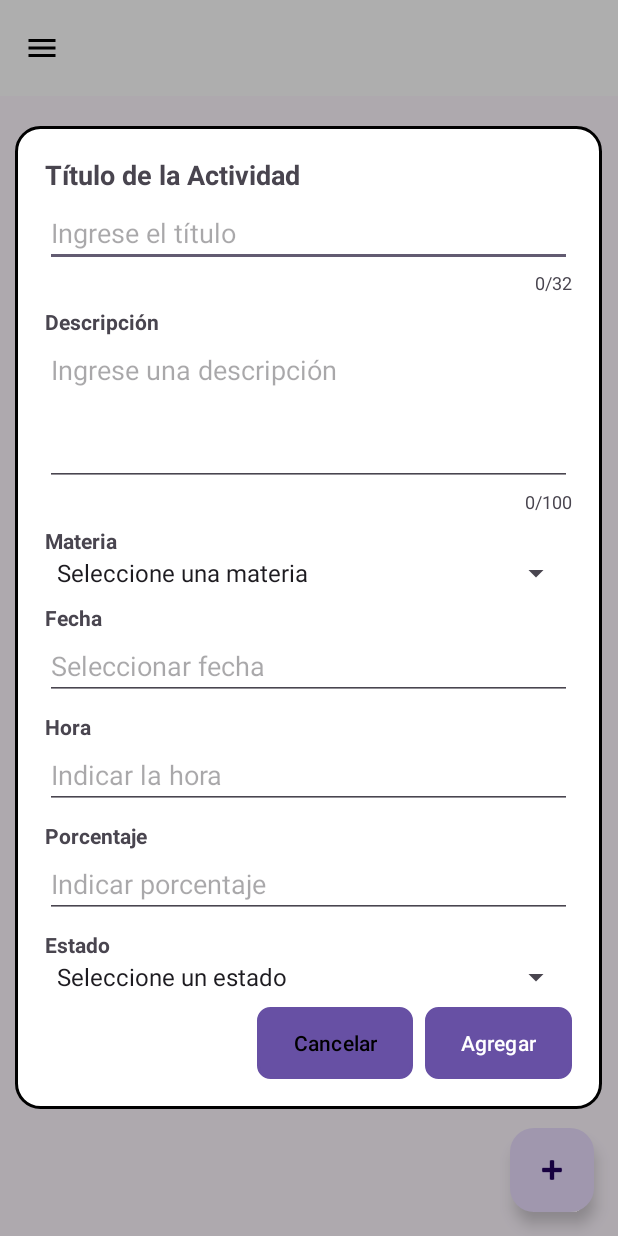
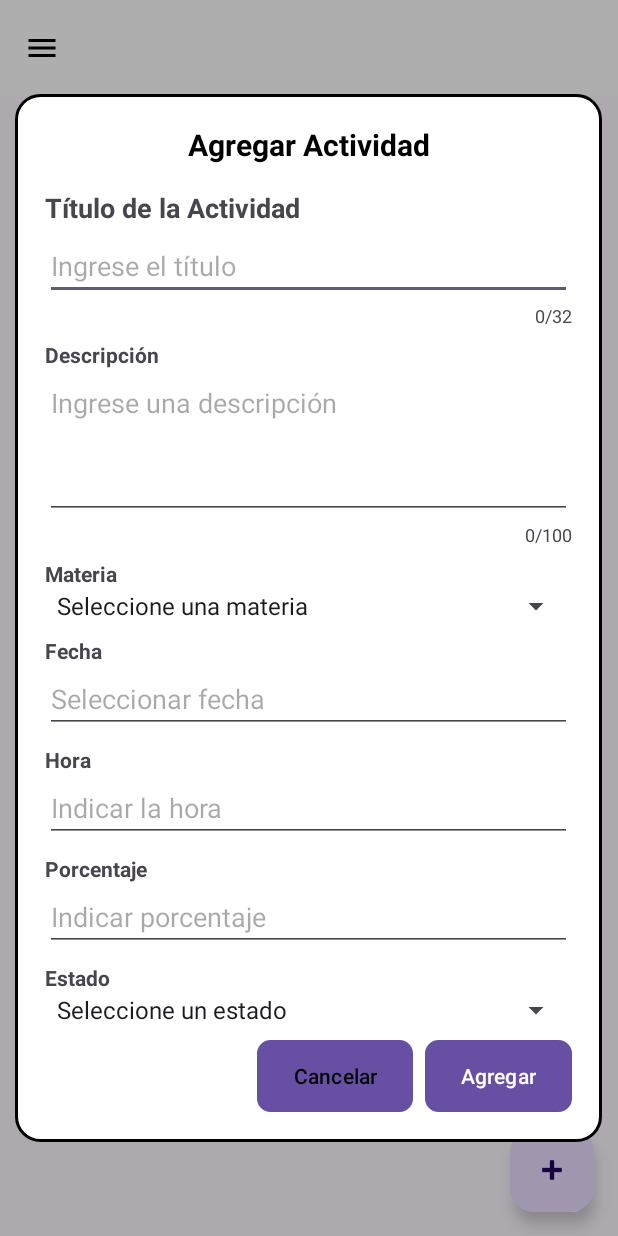
Before and after one commit to Carlos-Alvarenga721/Proyecto_Moviles, an Android app: the ActivitiesActivity screen opened directly, with no data from a screen before it, after a tap on "Agregar Actividad", on a phone screen of 412 x 824 dp. Run offline under Robolectric (Android 15) with nearby library versions, the phone set to English and light mode, and no system bars; our stand-ins replace Firebase (no records; nobody signed in at launch, a user with empty details on screens opened directly).

Commit message:
Agregar la edicion de las evaluaciones

```diff
--- a/app/src/main/java/com/example/proyecto_kotlin_dsm/ActivitiesActivity.kt
+++ b/app/src/main/java/com/example/proyecto_kotlin_dsm/ActivitiesActivity.kt
@@ -60,7 +60,7 @@ class ActivitiesActivity : AppCompatActivity() {
         obtenerEvaluacionesDeFirebase()
 
         findViewById<FloatingActionButton>(R.id.fab_agregar).setOnClickListener {
-            mostrarModalAgregarEvaluacion()
+            mostrarModalEvaluacion()
         }
     }
 
@@ -92,7 +92,9 @@ class ActivitiesActivity : AppCompatActivity() {
         })
     }
 
-    private fun mostrarModalAgregarEvaluacion() {
+    // Función unificada para mostrar el modal (agregar o editar)
+    private fun mostrarModalEvaluacion(evaluacion: Evaluacion? = null) {
+        val esEdicion = evaluacion != null
         val builder = AlertDialog.Builder(this)
         val inflater = LayoutInflater.from(this)
         val view = inflater.inflate(R.layout.modal_agregar_actividad, null)
@@ -100,8 +102,14 @@ class ActivitiesActivity : AppCompatActivity() {
         builder.setView(view)
         val dialog = builder.create()
 
-        // Configurar el fondo del diálogo como transparente para que solo se vea nuestro layout con bordes redondeados
+        // Configurar el fondo del diálogo como transparente
         dialog.window?.setBackgroundDrawableResource(android.R.color.transparent)
+
+        // Cambiar el título del botón según sea agregar o editar
+        val btnAgregar = view.findViewById<Button>(R.id.btnAgregar)
+        if (esEdicion) {
+            btnAgregar.text = "Actualizar"
+        }
 
         // Configurar los elementos del modal
         val etTitulo = view.findViewById<EditText>(R.id.etTitulo)
@@ -114,9 +122,14 @@ class ActivitiesActivity : AppCompatActivity() {
         val layoutNota = view.findViewById<LinearLayout>(R.id.layoutNota)
         val etNota = view.findViewById<EditText>(R.id.etNota)
         val btnCancelar = view.findViewById<Button>(R.id.btnCancelar)
-        val btnAgregar = view.findViewById<Button>(R.id.btnAgregar)
         val contadorTitulo = view.findViewById<TextView>(R.id.contadorTitulo)
         val contadorDescripcion = view.findViewById<TextView>(R.id.contadorDescripcion)
+
+        // Título del modal (cambia según sea agregar o editar)
+        val tituloModal = view.findViewById<TextView>(R.id.tituloModal)
+        if (tituloModal != null) {
+            tituloModal.text = if (esEdicion) "Editar Actividad" else "Agregar Actividad"
+        }
 
         // Configurar el adaptador para el spinner de materias
         val materiaAdapter = ArrayAdapter(
@@ -145,7 +158,9 @@ class ActivitiesActivity : AppCompatActivity() {
                     layoutNota.visibility = View.VISIBLE
                 } else {
                     layoutNota.visibility = View.GONE
-                    etNota.setText("") // lógica secundaria
+                    if (!esEdicion) {
+                        etNota.setText("") // Solo resetear si no estamos en modo edición
+                    }
                 }
             }
 
@@ -221,6 +236,33 @@ class ActivitiesActivity : AppCompatActivity() {
             porcentajeDialog.show()
         }
 
+        // Si estamos en modo edición, rellenar los campos con los datos existentes
+        if (esEdicion) {
+            etTitulo.setText(evaluacion?.titulo)
+            etDescripcion.setText(evaluacion?.descripcion ?: "")  // Asumiendo que añadirás el campo descripción
+            etFecha.setText(evaluacion?.fecha)
+            etHora.setText(evaluacion?.hora)
+            etPorcentaje.setText(evaluacion?.porcentaje)
+
+            // Seleccionar la materia correcta en el spinner
+            val materiaIndex = listaMaterias.indexOf(evaluacion?.materia)
+            if (materiaIndex >= 0) {
+                spinnerMateria.setSelection(materiaIndex)
+            }
+
+            // Seleccionar el estado correcto en el spinner
+            val estadoIndex = estadosArray.indexOf(evaluacion?.estado)
+            if (estadoIndex >= 0) {
+                spinnerEstado.setSelection(estadoIndex)
+            }
+
+            // Si el estado es "Realizada", mostrar y establecer la nota
+            if (evaluacion?.estado == "Realizada") {
+                layoutNota.visibility = View.VISIBLE
+                etNota.setText(evaluacion.nota.toString())
+            }
+        }
+
         btnCancelar.setOnClickListener {
             dialog.dismiss()
         }
@@ -289,9 +331,10 @@ class ActivitiesActivity : AppCompatActivity() {
             }
 
             // Crear objeto evaluación
-            val evaluacion = Evaluacion(
-                id = "",  // Firebase asignará el ID
+            val nuevaEvaluacion = Evaluacion(
+                id = evaluacion?.id ?: "",  // Usar ID existente en caso de edición
                 titulo = titulo,
+                descripcion = descripcion,
                 materia = materia,
                 fecha = fecha,
                 hora = hora,
@@ -300,7 +343,12 @@ class ActivitiesActivity : AppCompatActivity() {
                 nota = nota
             )
 
-            guardarEvaluacionEnFirebase(evaluacion)
+            if (esEdicion) {
+                actualizarEvaluacionEnFirebase(nuevaEvaluacion)
+            } else {
+                guardarEvaluacionEnFirebase(nuevaEvaluacion)
+            }
+
             dialog.dismiss()
         }
 
@@ -325,6 +373,23 @@ class ActivitiesActivity : AppCompatActivity() {
             }
     }
 
+    private fun actualizarEvaluacionEnFirebase(evaluacion: Evaluacion) {
+        val userId = auth.currentUser?.uid ?: return
+        val evaluacionId = evaluacion.id
+        if (evaluacionId.isEmpty()) return
+
+        database = FirebaseDatabase.getInstance().getReference("evaluaciones").child(userId)
+
+        database.child(evaluacionId).setValue(evaluacion)
+            .addOnSuccessListener {
+                Toast.makeText(this, "Evaluación actualizada", Toast.LENGTH_SHORT).show()
+                obtenerEvaluacionesDeFirebase()
+            }
+            .addOnFailureListener {
+                Toast.makeText(this, "Error al actualizar evaluación: ${it.message}", Toast.LENGTH_SHORT).show()
+            }
+    }
+
     private fun obtenerEvaluacionesDeFirebase() {
         val userId = auth.currentUser?.uid ?: return
         database = FirebaseDatabase.getInstance().getReference("evaluaciones").child(userId)
@@ -336,7 +401,11 @@ class ActivitiesActivity : AppCompatActivity() {
                     val evaluacion = evaluacionSnapshot.getValue(Evaluacion::class.java)
                     evaluacion?.let { listaEvaluaciones.add(it) }
                 }
-                recyclerViewEvaluacion.adapter = EvaluacionAdapter(listaEvaluaciones)
+                // Actualizar el adaptador con la nueva lista y el listener para manejar clicks
+                recyclerViewEvaluacion.adapter = EvaluacionAdapter(listaEvaluaciones) { evaluacion ->
+                    // Este lambda se ejecuta cuando se hace clic en un elemento
+                    mostrarModalEvaluacion(evaluacion)
+                }
             }
 
             override fun onCancelled(error: DatabaseError) {
--- a/app/src/main/java/com/example/proyecto_kotlin_dsm/activitiesAdapter/Evaluacion.kt
+++ b/app/src/main/java/com/example/proyecto_kotlin_dsm/activitiesAdapter/Evaluacion.kt
@@ -1,7 +1,7 @@
-
 data class Evaluacion(
-    val id: String = "",        // <--- este campo es el key de Firebase
+    val id: String = "",
     val titulo: String = "",
+    val descripcion: String = "",
     val materia: String = "",
     val fecha: String = "",
     val hora: String = "",
--- a/app/src/main/java/com/example/proyecto_kotlin_dsm/activitiesAdapter/EvaluacionAdapter.kt
+++ b/app/src/main/java/com/example/proyecto_kotlin_dsm/activitiesAdapter/EvaluacionAdapter.kt
@@ -9,8 +9,10 @@ import android.widget.TextView
 import androidx.recyclerview.widget.RecyclerView
 import com.example.proyecto_kotlin_dsm.R
 
-class EvaluacionAdapter(private val evaluaciones: List<Evaluacion>) :
-    RecyclerView.Adapter<EvaluacionAdapter.EvaluacionViewHolder>() {
+class EvaluacionAdapter(
+    private val evaluaciones: List<Evaluacion>,
+    private val onItemClick: (Evaluacion) -> Unit
+) : RecyclerView.Adapter<EvaluacionAdapter.EvaluacionViewHolder>() {
 
     inner class EvaluacionViewHolder(view: View) : RecyclerView.ViewHolder(view) {
         val tvTitulo: TextView = view.findViewById(R.id.tvTitulo)
@@ -19,6 +21,16 @@ class EvaluacionAdapter(private val evaluaciones: List<Evaluacion>) :
         val tvMateria: TextView = view.findViewById(R.id.tvMateria)
         val tvHora: TextView = view.findViewById(R.id.tvHora)
         val tvNota: TextView = view.findViewById(R.id.tvNota)
+
+        init {
+            // Configurar listener de clic para todo el elemento
+            view.setOnClickListener {
+                val position = adapterPosition
+                if (position != RecyclerView.NO_POSITION) {
+                    onItemClick(evaluaciones[position])
+                }
+            }
+        }
     }
 
     override fun onCreateViewHolder(parent: ViewGroup, viewType: Int): EvaluacionViewHolder {
--- a/app/src/main/res/layout/modal_agregar_actividad.xml
+++ b/app/src/main/res/layout/modal_agregar_actividad.xml
@@ -9,6 +9,18 @@
         android:layout_width="match_parent"
         android:layout_height="wrap_content"
         android:orientation="vertical">
+
+        <!-- Título del modal (Ahora con ID para poder cambiarlo) -->
+        <TextView
+            android:id="@+id/tituloModal"
+            android:layout_width="match_parent"
+            android:layout_height="wrap_content"
+            android:text="Agregar Actividad"
+            android:textSize="20sp"
+            android:textStyle="bold"
+            android:textColor="@android:color/black"
+            android:gravity="center"
+            android:paddingBottom="16dp"/>
 
         <!-- Título -->
         <TextView
```
